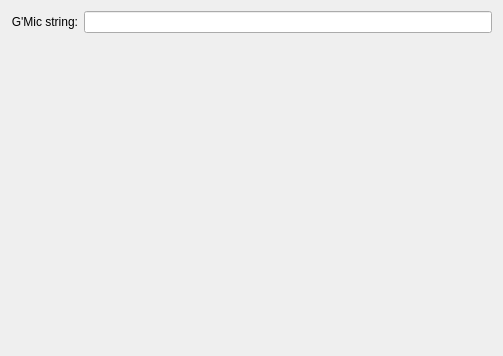
The window that krita/plugins/extensions/gmic/wdg_gmic.ui (KDE/krita) describes before a commit, drawn with Qt 5.
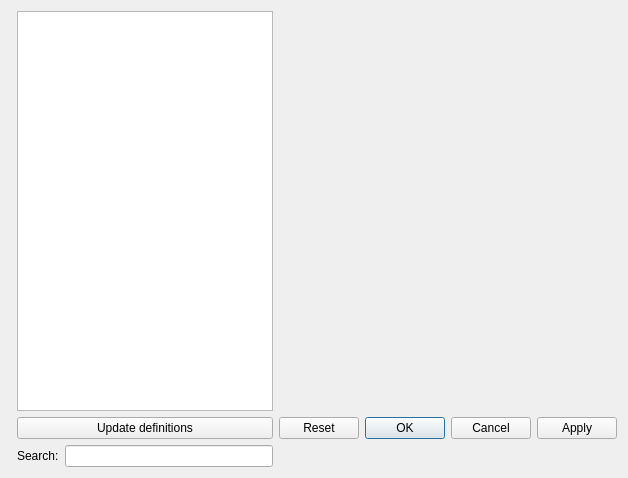
The same window after the commit. Custom widgets are drawn as their Qt base class.

Diff of the .ui file:
```diff
--- a/krita/plugins/extensions/gmic/wdg_gmic.ui
+++ b/krita/plugins/extensions/gmic/wdg_gmic.ui
@@ -6,40 +6,83 @@
    <rect>
     <x>0</x>
     <y>0</y>
-    <width>503</width>
-    <height>356</height>
+    <width>610</width>
+    <height>478</height>
    </rect>
   </property>
   <layout class="QGridLayout" name="gridLayout">
    <item row="0" column="0">
-    <widget class="QLabel" name="label_2">
-     <property name="text">
-      <string>G'Mic string:</string>
-     </property>
-     <property name="alignment">
-      <set>Qt::AlignRight|Qt::AlignTrailing|Qt::AlignVCenter</set>
-     </property>
-    </widget>
-   </item>
-   <item row="0" column="1">
-    <widget class="QLineEdit" name="txtGmic"/>
-   </item>
-   <item row="1" column="1">
-    <spacer name="verticalSpacer">
-     <property name="orientation">
-      <enum>Qt::Vertical</enum>
-     </property>
-     <property name="sizeHint" stdset="0">
-      <size>
-       <width>20</width>
-       <height>40</height>
-      </size>
-     </property>
-    </spacer>
+    <layout class="QGridLayout" name="m_filterConfigLayout" columnstretch="1,2,2,1">
+     <item row="0" column="0" rowspan="3" alignment="Qt::AlignLeft">
+      <widget class="KisGmicInputOutputWidget" name="m_inputOutputOptions" native="true"/>
+     </item>
+     <item row="0" column="1">
+      <widget class="QTreeView" name="m_filterTree">
+       <property name="sizePolicy">
+        <sizepolicy hsizetype="Minimum" vsizetype="Expanding">
+         <horstretch>0</horstretch>
+         <verstretch>0</verstretch>
+        </sizepolicy>
+       </property>
+      </widget>
+     </item>
+     <item row="1" column="1">
+      <widget class="QPushButton" name="updateBtn">
+       <property name="text">
+        <string>Update definitions</string>
+       </property>
+      </widget>
+     </item>
+     <item row="2" column="1">
+      <layout class="QHBoxLayout" name="horizontalLayout">
+       <item>
+        <widget class="QLabel" name="searchLbl">
+         <property name="text">
+          <string>Search:</string>
+         </property>
+        </widget>
+       </item>
+       <item>
+        <widget class="QLineEdit" name="searchBox"/>
+       </item>
+      </layout>
+     </item>
+     <item row="1" column="2" colspan="2">
+      <widget class="QDialogButtonBox" name="controlButtonBox">
+       <property name="standardButtons">
+        <set>QDialogButtonBox::Apply|QDialogButtonBox::Cancel|QDialogButtonBox::Ok|QDialogButtonBox::Reset</set>
+       </property>
+      </widget>
+     </item>
+     <item row="0" column="2" colspan="2">
+      <widget class="QWidget" name="m_filterOptions" native="true">
+       <property name="sizePolicy">
+        <sizepolicy hsizetype="Minimum" vsizetype="Preferred">
+         <horstretch>0</horstretch>
+         <verstretch>0</verstretch>
+        </sizepolicy>
+       </property>
+       <property name="maximumSize">
+        <size>
+         <width>16777215</width>
+         <height>16777215</height>
+        </size>
+       </property>
+      </widget>
+     </item>
+    </layout>
    </item>
   </layout>
  </widget>
  <layoutdefault spacing="6" margin="11"/>
+ <customwidgets>
+  <customwidget>
+   <class>KisGmicInputOutputWidget</class>
+   <extends>QWidget</extends>
+   <header>kis_gmic_input_output_widget.h</header>
+   <container>1</container>
+  </customwidget>
+ </customwidgets>
  <resources/>
  <connections/>
 </ui>
```
